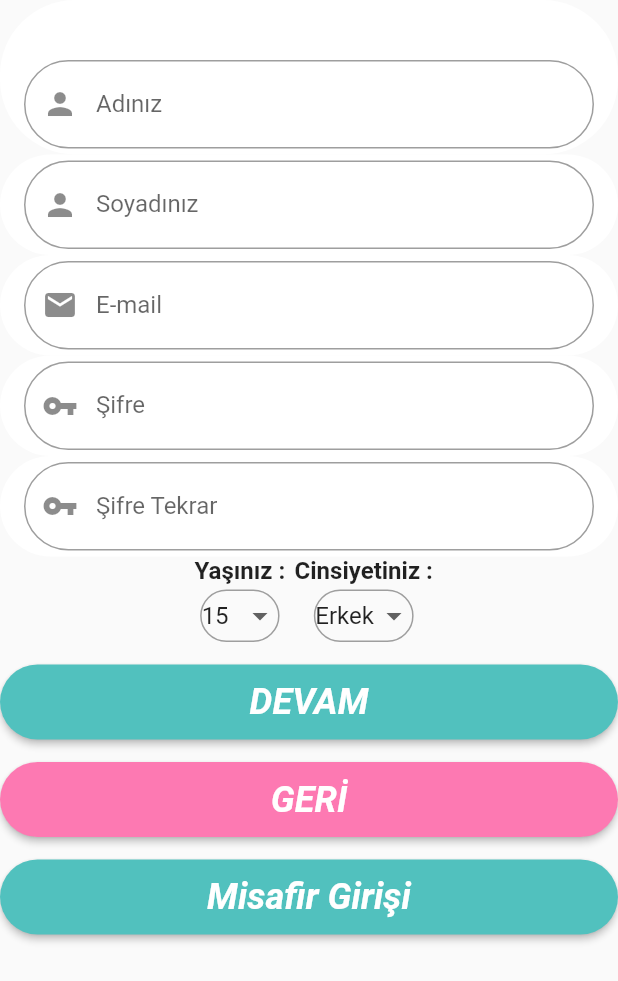
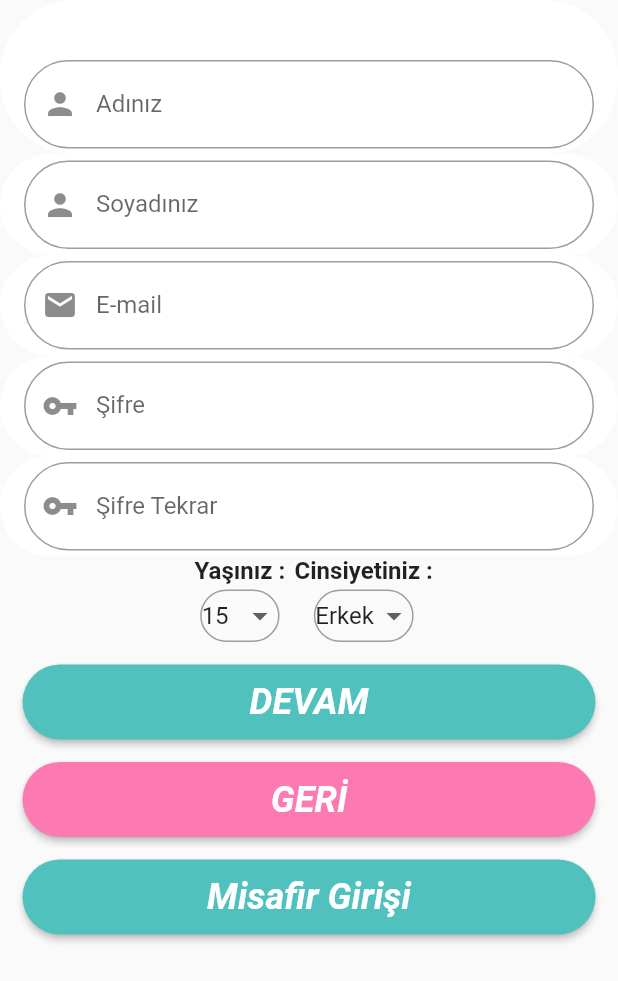
Before and after one commit to muhammedalilevent/project_bibi, a Flutter app: the RegisterPage screen opened directly, on a phone screen of 412 x 824 dp. Shown: the top 981 px of the screen. Run offline on Flutter 3.47's test engine with Material 2 defaults, Android fonts, the light colour scheme and no system bars; our stand-ins replace hexcolor.

Commit message:
Tasarımsal Değişiklikler Yapıldı.

```diff
--- a/lib/Views/LoginPages/RegisterPage.dart
+++ b/lib/Views/LoginPages/RegisterPage.dart
@@ -281,7 +281,9 @@ class _RegisterPageState extends State<RegisterPage> {
             Container(
               margin: EdgeInsets.only(top: 15),
               height: 50,
-              width: 200,
+              width: 180,
+              child: Padding(
+                padding: const EdgeInsets.symmetric(horizontal: 15),
                 child: RaisedButton(
                   highlightColor: bibiPink,
                   color: bibiBlue,
@@ -305,10 +307,13 @@ class _RegisterPageState extends State<RegisterPage> {
                   },
                 ),
               ),
+            ),
             Container(
               margin: EdgeInsets.only(top: 15),
               height: 50,
-              width: 200,
+              width: 180,
+              child: Padding(
+                padding: const EdgeInsets.symmetric(horizontal: 15),
                 child: RaisedButton(
                   highlightColor: bibiBlue,
                   hoverColor: Colors.red,
@@ -330,12 +335,15 @@ class _RegisterPageState extends State<RegisterPage> {
                   },
                 ),
               ),
+            ),
 
             //Misafir Girişi Sonradan Kaldırılacak//
             Container(
               margin: EdgeInsets.only(top: 15),
               height: 50,
-              width: 200,
+              width: 180,
+              child: Padding(
+                padding: const EdgeInsets.symmetric(horizontal: 15),
                 child: RaisedButton(
                   highlightColor: Colors.green.shade800,
                   hoverColor: Colors.red,
@@ -355,6 +363,7 @@ class _RegisterPageState extends State<RegisterPage> {
                   onPressed: () {
                     Navigator.of(context).pushReplacement(MaterialPageRoute(builder: (context) => CorePage() ));
                   },
+                ),
               ),
             ),
             SizedBox(height: 25,)
```
Lines whose indentation alone changed are shown as unchanged.
